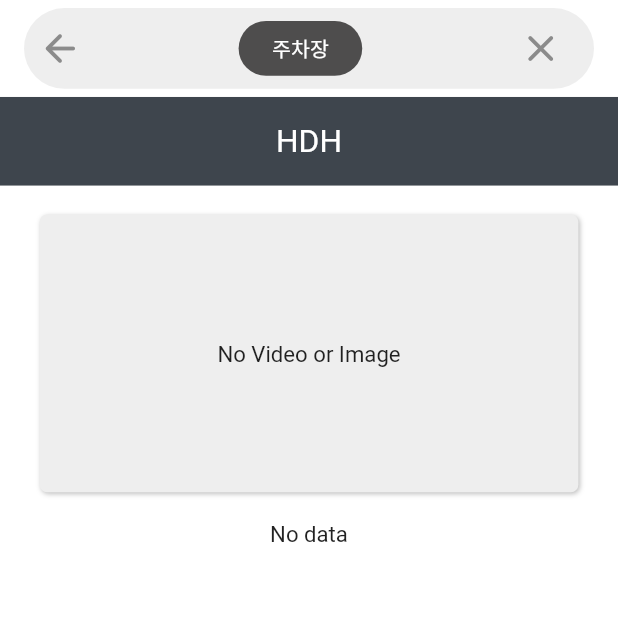
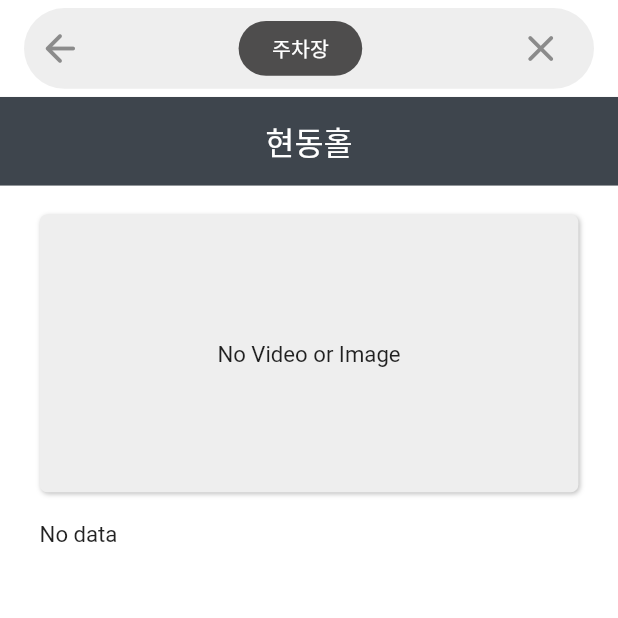
Before and after one commit to AnJW-HGU/2023_HCI_Parking, a Flutter app: the InfoHDHScreen screen opened directly, on a phone screen of 412 x 824 dp, the top half of it. Run offline on Flutter 3.47's test engine with Material 2 defaults, Android fonts, the phone set to English and light mode, and no system bars; our stand-ins replace cloud_firestore, firebase_core, flutter_screenutil, flutter_svg, get, google_maps_flutter; missing offline and left inert: colorful_safe_area; accounts and stored records are empty; Roboto replaces fonts that are missing (PretendardVariable).

Commit message:
feat: Edit textStyle in info screen

```diff
--- a/lib/screen/info_hdh_screen.dart
+++ b/lib/screen/info_hdh_screen.dart
@@ -92,7 +92,8 @@ class _InfoHDHScreenState extends State<InfoHDHScreen> {
           ),
         ),
         backgroundColor: whiteColor,
-        body: Column(
+        body: SingleChildScrollView(
+          child: Column(
             mainAxisAlignment: MainAxisAlignment.start,
             crossAxisAlignment: CrossAxisAlignment.stretch,
             children: [
@@ -101,7 +102,7 @@ class _InfoHDHScreenState extends State<InfoHDHScreen> {
                 color: appBarColor,
                 alignment: Alignment.center,
                 child: Text(
-                'HDH',
+                  '현동홀',
                   style: pretendardLight20.copyWith(
                     color: whiteColor,
                   ),
@@ -167,21 +168,46 @@ class _InfoHDHScreenState extends State<InfoHDHScreen> {
                 height: 18.h,
               ),
               Center(
+                child: SizedBox(
+                  width: 340.w,
                   child: StreamBuilder(
                     stream: _mapController.streamHDH,
                     builder: (context, snapshot) {
                       if (snapshot.data != null) {
+                        String year =
+                            snapshot.data!.today?.substring(0, 4) ?? '0000';
+                        String month =
+                            snapshot.data!.today?.substring(4, 6) ?? '00';
+                        String day =
+                            snapshot.data!.today?.substring(6, 8) ?? '00';
+                        List<String> time = snapshot.data!.time?.split(':') ??
+                            ['00', '00', '00'];
+
                         return Column(
                           mainAxisAlignment: MainAxisAlignment.start,
-                      crossAxisAlignment: CrossAxisAlignment.start,
+                          crossAxisAlignment: CrossAxisAlignment.center,
                           children: [
                             Text(
-                          '주차 가능한 자리 : ${snapshot.data!.empty.toString()}',
+                              '$year년 $month월 $day일 ${time[0]}시 ${time[1]}분',
                               style: pretendardMedium14,
                             ),
+                            SizedBox(
+                              height: 3.h,
+                            ),
+                            Row(
+                              mainAxisAlignment: MainAxisAlignment.center,
+                              children: [
                                 Text(
-                          '저장된 시간 : ${snapshot.data!.today.toString()} ${snapshot.data!.time.toString()}',
-                          style: pretendardMedium14,
+                                  '" ${snapshot.data!.empty.toString()} ',
+                                  style: pretendardBlod14.copyWith(
+                                    fontSize: 20,
+                                  ),
+                                ),
+                                Text(
+                                  '자리 주차 가능합니다. "',
+                                  style: pretendardMedium18,
+                                ),
+                              ],
                             ),
                           ],
                         );
@@ -194,7 +220,9 @@ class _InfoHDHScreenState extends State<InfoHDHScreen> {
                     },
                   ),
                 ),
+              ),
             ],
+          ),
         ),
       ),
     );
```
Lines whose indentation alone changed are shown as unchanged.
